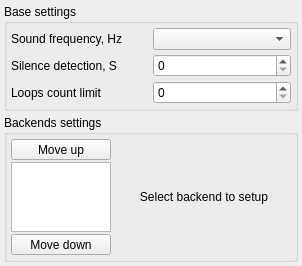
First picture: the form in apps/zxtune-qt/ui/preferences/sound.ui, repository vitamin-caig/zxtune, before the edit.
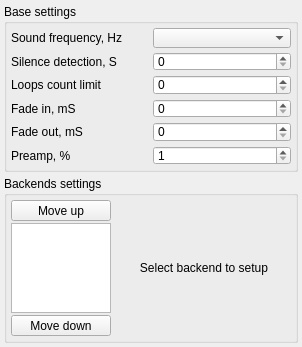
Second picture: the form after the edit.

Commit message: zxtune-qt: support fadein/fadeout/preamp parameters in UI.

Patch:
```diff
--- a/apps/zxtune-qt/ui/preferences/sound.ui
+++ b/apps/zxtune-qt/ui/preferences/sound.ui
@@ -7,7 +7,7 @@
     <x>0</x>
     <y>0</y>
     <width>302</width>
-    <height>223</height>
+    <height>336</height>
    </rect>
   </property>
   <property name="windowTitle">
@@ -32,15 +32,36 @@
       <property name="spacing">
        <number>4</number>
       </property>
-      <item row="0" column="0">
-       <widget class="QLabel" name="soundFrequencyLabel">
+      <item row="3" column="1">
+       <widget class="QSpinBox" name="fadeinValue">
+        <property name="suffix">
+         <string/>
+        </property>
+        <property name="maximum">
+         <number>30000</number>
+        </property>
+       </widget>
+      </item>
+      <item row="3" column="0">
+       <widget class="QLabel" name="fadeinLabel">
         <property name="text">
-         <string>Sound frequency, Hz</string>
+         <string>Fade in, mS</string>
         </property>
        </widget>
       </item>
-      <item row="0" column="1">
-       <widget class="QComboBox" name="soundFrequencyValue"/>
+      <item row="4" column="0">
+       <widget class="QLabel" name="fadeoutLabel">
+        <property name="text">
+         <string>Fade out, mS</string>
+        </property>
+       </widget>
+      </item>
+      <item row="4" column="1">
+       <widget class="QSpinBox" name="fadeoutValue">
+        <property name="maximum">
+         <number>30000</number>
+        </property>
+       </widget>
       </item>
       <item row="1" column="0">
        <widget class="QLabel" name="silenceLimitLabel">
@@ -49,6 +70,13 @@
         </property>
        </widget>
       </item>
+      <item row="0" column="0">
+       <widget class="QLabel" name="soundFrequencyLabel">
+        <property name="text">
+         <string>Sound frequency, Hz</string>
+        </property>
+       </widget>
+      </item>
       <item row="1" column="1">
        <widget class="QSpinBox" name="silenceLimitValue">
         <property name="maximum">
@@ -63,6 +91,9 @@
         </property>
        </widget>
       </item>
+      <item row="0" column="1">
+       <widget class="QComboBox" name="soundFrequencyValue"/>
+      </item>
       <item row="2" column="1">
        <widget class="QSpinBox" name="loopsCountLimitValue">
         <property name="maximum">
@@ -70,6 +101,23 @@
         </property>
        </widget>
       </item>
+      <item row="5" column="0">
+       <widget class="QLabel" name="preampLabel">
+        <property name="text">
+         <string>Preamp, %</string>
+        </property>
+       </widget>
+      </item>
+      <item row="5" column="1">
+       <widget class="QSpinBox" name="preampValue">
+        <property name="minimum">
+         <number>1</number>
+        </property>
+        <property name="maximum">
+         <number>1000</number>
+        </property>
+       </widget>
+      </item>
      </layout>
     </widget>
    </item>
```
The commit also changes 3 other files.
